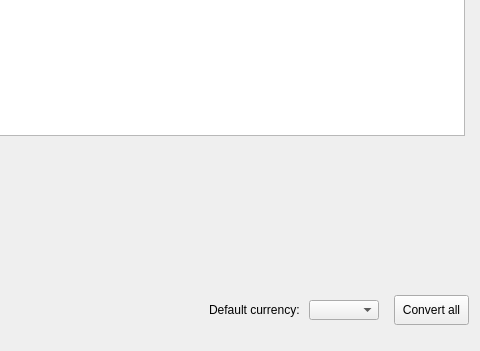
Before: the Qt Designer form ui/mainwindow.ui in maxjamcitar/purseqt, drawn with Qt 5; both pictures show x 186 to 666 and y 164 to 515 of the 666 by 515 pixel window.
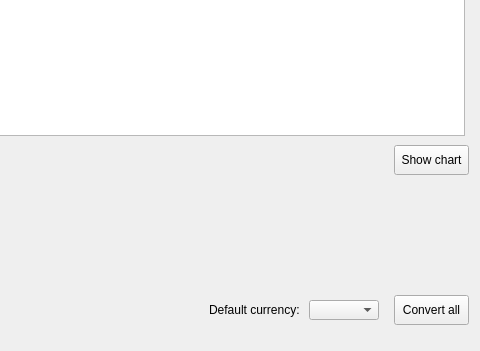
After: the same form once the commit is applied.

The edit to the form file:
```diff
--- a/ui/mainwindow.ui
+++ b/ui/mainwindow.ui
@@ -178,6 +178,19 @@
      <string>Average month residual:</string>
     </property>
    </widget>
+   <widget class="QPushButton" name="buttonShowChart">
+    <property name="geometry">
+     <rect>
+      <x>580</x>
+      <y>290</y>
+      <width>75</width>
+      <height>30</height>
+     </rect>
+    </property>
+    <property name="text">
+     <string>Show chart</string>
+    </property>
+   </widget>
   </widget>
   <widget class="QMenuBar" name="menubar">
    <property name="geometry">
```
